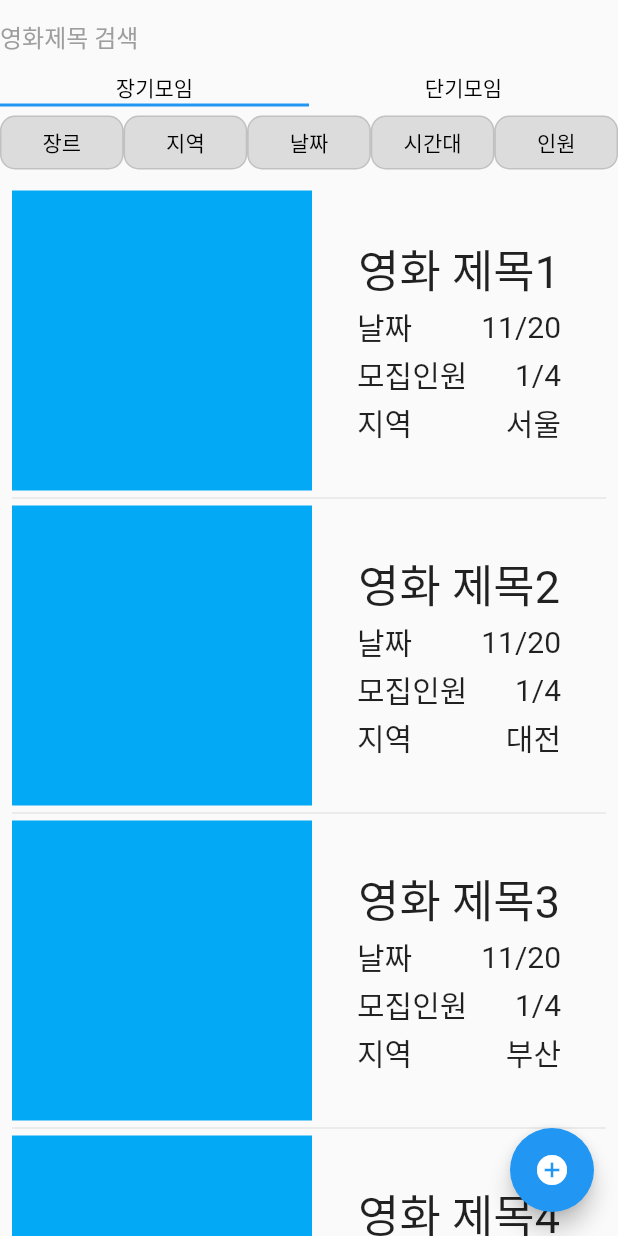
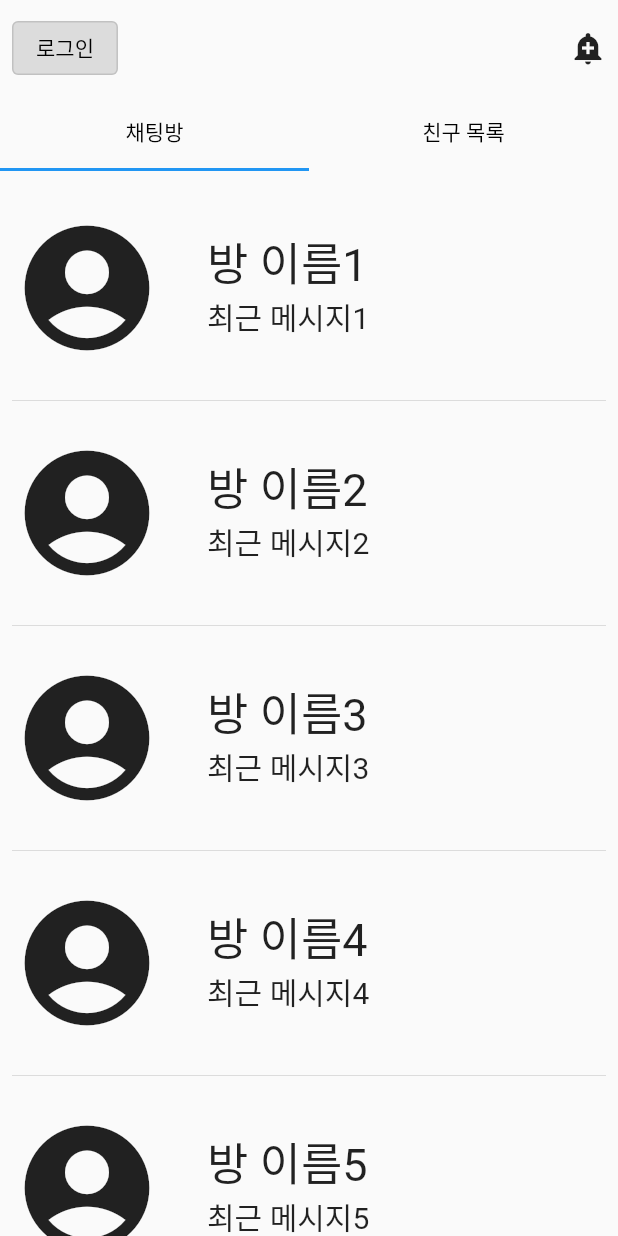
Before and after one commit to c0c0pang/MOVI, a Flutter app: the screen it shows after launch, on a phone screen of 412 x 824 dp. Run offline on Flutter 3.47's test engine with Material 2 defaults, Android fonts, the phone set to English and light mode, and no system bars; our stand-ins replace cloud_firestore, firebase_core, get, pull_to_refresh; accounts and stored records are empty.

Commit message:
feat: 채팅방 목록 및 친구목록 뼈대 구현

```diff
--- /dev/null
+++ b/lib/chatting/Chatting.dart
@@ -0,0 +1,65 @@
+import 'package:flutter/material.dart';
+import './ChattingRoom.dart';
+import './FriendList.dart';
+class Chatting extends StatefulWidget {
+  const Chatting({super.key});
+
+  @override
+  State<Chatting> createState() => mainChattingPage();
+}
+
+class mainChattingPage extends State<Chatting> with TickerProviderStateMixin {
+  late TabController _tc;
+  @override
+  void initState(){
+    _tc = TabController(
+      length: 2,
+      vsync: this,  //vsync에 this 형태로 전달해야 애니메이션이 정상 처리됨
+    );
+    super.initState();
+  }
+
+  @override
+  Widget build(BuildContext context) {
+    return MaterialApp(home: Scaffold(
+      body: Column(
+        children: [
+          Container(
+            padding: EdgeInsets.all(8),
+            child: Row(
+              mainAxisAlignment: MainAxisAlignment.spaceBetween,
+              children: [
+                OutlinedButton(onPressed: (){}, child: Text("로그인",style: TextStyle(color: Colors.black),),
+                  style: OutlinedButton.styleFrom(
+                    backgroundColor: Colors.black12,
+                  ),),
+                Icon(Icons.add_alert)
+              ],
+            )
+          ),
+          Container(
+            height: 50,
+            child: TabBar(
+              controller: _tc,
+              tabs: [
+                Text('채팅방'),
+                Text('친구 목록'),
+              ],
+              labelColor: Colors.black,  //선택된 Tab 의 label 색상
+              unselectedLabelColor: Colors.black,  //선택되지 않은 Tab 의 label 색상
+            )
+          ),
+          Expanded(
+              child: TabBarView(
+                controller: _tc,
+                children: [
+                  ChattingRoom(),
+                  FriendList(),
+                ],
+              ))
+        ],
+      ),
+    ),
+    );
+  }
+}
--- /dev/null
+++ b/lib/chatting/ChattingRoom.dart
@@ -0,0 +1,108 @@
+import 'package:flutter/material.dart';
+import 'package:moviproject/models/ChattingRoomModel.dart';
+import 'package:cloud_firestore/cloud_firestore.dart';
+
+class ChattingRoom extends StatefulWidget {
+  const ChattingRoom({Key? key}) : super(key: key);
+
+  @override
+  State<ChattingRoom> createState() => ChattingRoomView();
+}
+
+class ChattingRoomView extends State<ChattingRoom> {
+  List<ChattingRoomModel> data = <ChattingRoomModel>[
+    ChattingRoomModel(
+        roomTitle: "방 이름1",
+        recentMessage: "최근 메시지1",
+        icons: Icons.account_circle,
+        timestamp: Timestamp(1, 1)
+    ),
+    ChattingRoomModel(
+        roomTitle: "방 이름2",
+        recentMessage: "최근 메시지2",
+        icons: Icons.account_circle,
+        timestamp: Timestamp(2, 2)
+    ),
+    ChattingRoomModel(
+        roomTitle: "방 이름3",
+        recentMessage: "최근 메시지3",
+        icons: Icons.account_circle,
+        timestamp: Timestamp(3, 3)
+    ),
+    ChattingRoomModel(
+        roomTitle: "방 이름4",
+        recentMessage: "최근 메시지4",
+        icons: Icons.account_circle,
+        timestamp: Timestamp(4, 4)
+    ),
+    ChattingRoomModel(
+        roomTitle: "방 이름5",
+        recentMessage: "최근 메시지5",
+        icons: Icons.account_circle,
+        timestamp: Timestamp(5, 5)
+    ),
+    ChattingRoomModel(
+        roomTitle: "방 이름6",
+        recentMessage: "최근 메시지5",
+        icons: Icons.account_circle,
+        timestamp: Timestamp(5, 5)
+    ),
+    ChattingRoomModel(
+        roomTitle: "방 이름7",
+        recentMessage: "최근 메시지5",
+        icons: Icons.account_circle,
+        timestamp: Timestamp(5, 5)
+    ),
+    ChattingRoomModel(
+        roomTitle: "방 이름8",
+        recentMessage: "최근 메시지5",
+        icons: Icons.account_circle,
+        timestamp: Timestamp(5, 5)
+    ),
+    ChattingRoomModel(
+        roomTitle: "방 이름9",
+        recentMessage: "최근 메시지5",
+        icons: Icons.account_circle,
+        timestamp: Timestamp(5, 5)
+    ),
+  ];
+
+  @override
+  Widget build(BuildContext context) {
+    return ListView.separated(
+      padding: const EdgeInsets.all(8),
+      itemCount: data.length,
+      itemBuilder: (context, int index) {
+        return Row(
+            children: [
+              Icon(
+                data[index].icons,
+                size: 100,
+              ),
+              Expanded(
+                  child: Container(
+                    height: 140,
+                    padding: EdgeInsets.all(30),
+                    child: Column(
+                      crossAxisAlignment: CrossAxisAlignment.start,
+                      children: [
+                        Text(data[index].roomTitle,
+                          style: TextStyle(fontSize: 30),
+                        ),
+                        Text(data[index].recentMessage,
+                          style: TextStyle(fontSize: 20),
+                        )
+                      ],
+                    ),
+                  )
+              )
+            ]
+        );
+      },
+      separatorBuilder: (context, int index) =>
+      const Divider(
+        height: 10.0,
+      ),
+    );
+  }
+}
--- a/lib/main.dart
+++ b/lib/main.dart
@@ -1,4 +1,5 @@
 import 'package:flutter/material.dart';
+import 'package:moviproject/chatting/Chatting.dart';
 import 'package:moviproject/message_list_screen.dart';
 import './communication/Community.dart';
 import './matching/Match.dart';
@@ -20,7 +21,7 @@ class MyApp extends StatelessWidget {
   @override
   Widget build(BuildContext context) {
     return MaterialApp(
-      home: const MATCH(),
+      home: const Chatting(),
     );
   }
 }
--- /dev/null
+++ b/lib/models/ChattingRoomModel.dart
@@ -0,0 +1,21 @@
+import 'package:flutter/widgets.dart';
+import 'package:cloud_firestore/cloud_firestore.dart';
+
+class ChattingRoomModel {
+  final String id; //해당 도큐먼트의 ID를 담기위함.
+  final String roomTitle;
+  final String recentMessage;
+  final IconData? icons;
+  final Timestamp? timestamp;
+
+
+  ChattingRoomModel({
+    this.id = '',
+    this.roomTitle = '',
+    this.recentMessage='',
+    this.icons,
+    this.timestamp,
+  });
+
+
+}
```
Also changed, not shown: lib/chatting/FriendList.dart (added, +80 -0 lines), lib/models/FriendModel.dart (added, +12 -0 lines).
